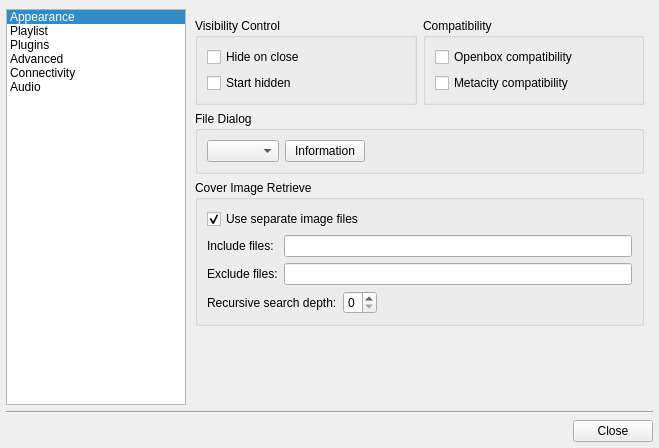
This is src/ui/forms/configdialog.ui in ksv1986/qmmp-staging as Qt 5 draws it before an edit. The edited form follows.
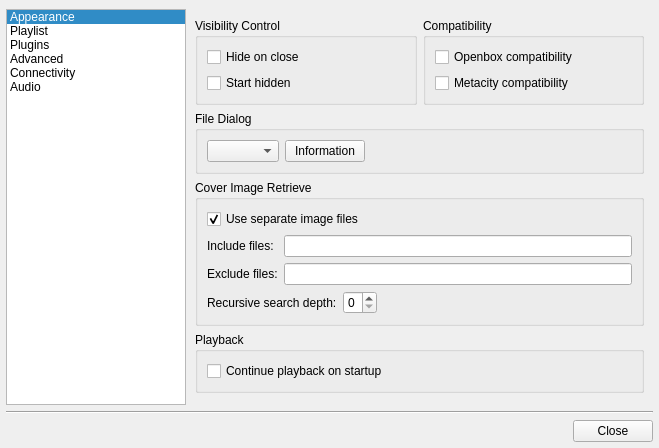
This is the edited form. The open tabs and pages were chosen to show the change. Icons and pictures are not drawn.

Commit message: added option 'continue playback on startup'

The edit to the form file:
```diff
--- a/src/ui/forms/configdialog.ui
+++ b/src/ui/forms/configdialog.ui
@@ -848,7 +848,7 @@
            </layout>
           </widget>
          </item>
-         <item row="3" column="0">
+         <item row="4" column="0" colspan="2">
           <spacer name="verticalSpacer_3">
            <property name="orientation">
             <enum>Qt::Vertical</enum>
@@ -861,6 +861,22 @@
            </property>
           </spacer>
          </item>
+         <item row="3" column="0" colspan="2">
+          <widget class="QGroupBox" name="groupBox_6">
+           <property name="title">
+            <string>Playback</string>
+           </property>
+           <layout class="QVBoxLayout" name="verticalLayout_8">
+            <item>
+             <widget class="QCheckBox" name="continuePlaybackCheckBox">
+              <property name="text">
+               <string>Continue playback on startup</string>
+              </property>
+             </widget>
+            </item>
+           </layout>
+          </widget>
+         </item>
         </layout>
        </widget>
        <widget class="QWidget" name="network">
```
The commit also changes 15 other files.
